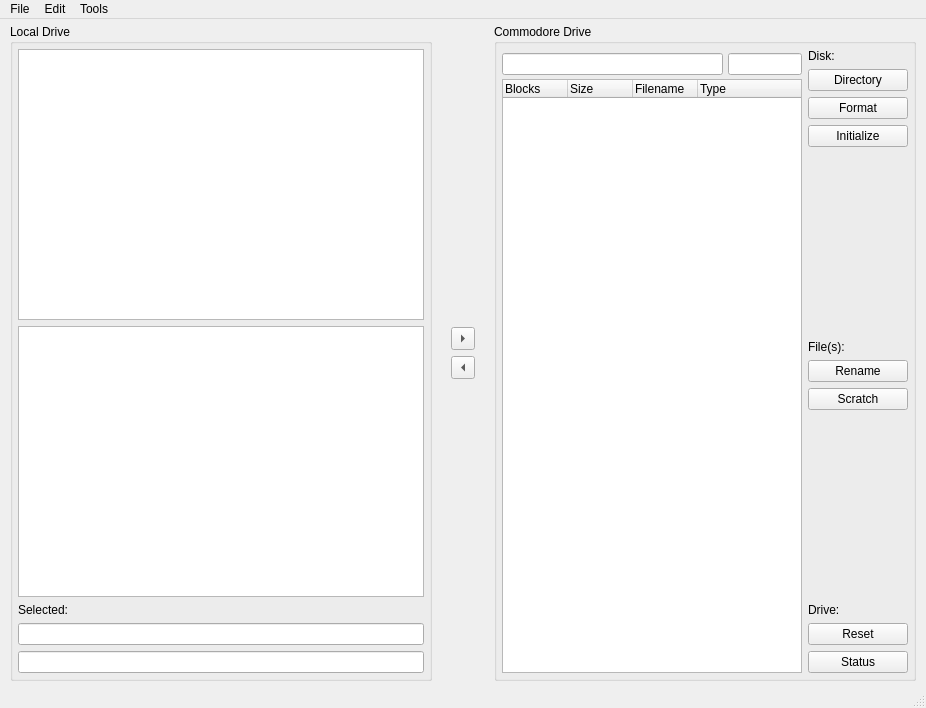
Above: filewindow.ui from mveinot/QtCBM before the change. Below: the same form after it.
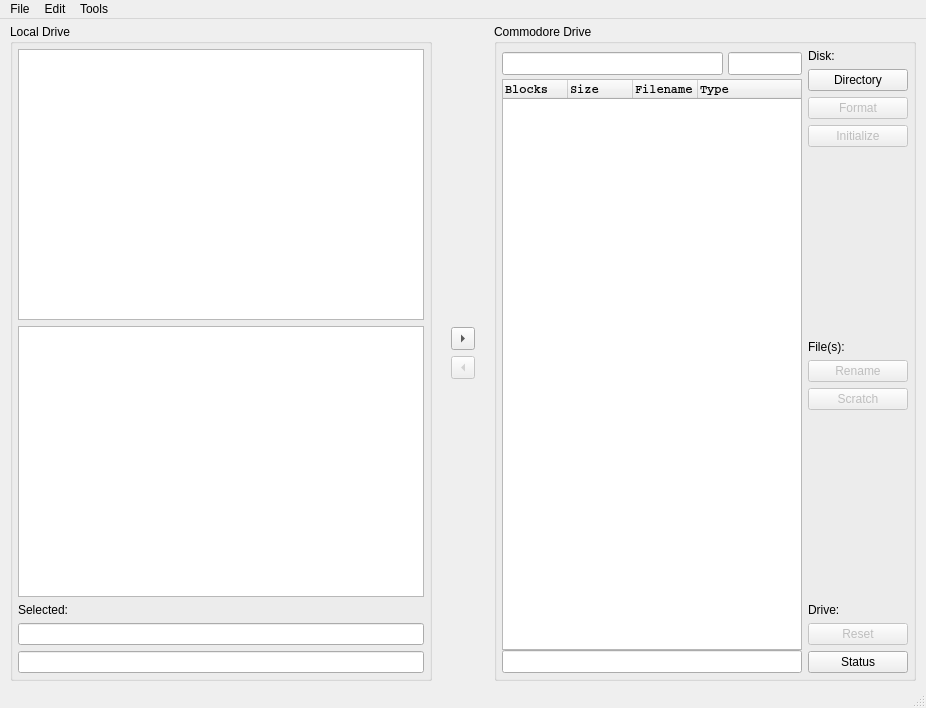
That is the form after the change. Icons and pictures are not drawn.

Commit message: Parse directory listing and file copying

```diff
--- a/filewindow.ui
+++ b/filewindow.ui
@@ -254,6 +254,9 @@
            </item>
            <item row="2" column="0">
             <widget class="QToolButton" name="copyFromCBM">
+             <property name="enabled">
+              <bool>false</bool>
+             </property>
              <property name="text">
               <string>&lt;-</string>
              </property>
@@ -384,6 +387,17 @@
                          <height>0</height>
                         </size>
                        </property>
+                       <property name="font">
+                        <font>
+                         <family>Courier</family>
+                         <weight>75</weight>
+                         <bold>true</bold>
+                         <kerning>false</kerning>
+                        </font>
+                       </property>
+                       <property name="readOnly">
+                        <bool>true</bool>
+                       </property>
                       </widget>
                      </item>
                      <item row="0" column="0">
@@ -394,6 +408,17 @@
                          <verstretch>0</verstretch>
                         </sizepolicy>
                        </property>
+                       <property name="font">
+                        <font>
+                         <family>Courier</family>
+                         <weight>75</weight>
+                         <bold>true</bold>
+                         <kerning>false</kerning>
+                        </font>
+                       </property>
+                       <property name="readOnly">
+                        <bool>true</bool>
+                       </property>
                       </widget>
                      </item>
                     </layout>
@@ -403,6 +428,14 @@
                 </item>
                 <item>
                  <widget class="QTreeWidget" name="cbmFiles">
+                  <property name="font">
+                   <font>
+                    <family>Courier</family>
+                    <weight>75</weight>
+                    <bold>true</bold>
+                    <kerning>false</kerning>
+                   </font>
+                  </property>
                   <property name="rootIsDecorated">
                    <bool>false</bool>
                   </property>
@@ -446,6 +479,21 @@
                   </column>
                  </widget>
                 </item>
+                <item>
+                 <widget class="QLineEdit" name="freeSpace">
+                  <property name="font">
+                   <font>
+                    <family>Courier</family>
+                    <weight>75</weight>
+                    <bold>true</bold>
+                    <kerning>false</kerning>
+                   </font>
+                  </property>
+                  <property name="readOnly">
+                   <bool>true</bool>
+                  </property>
+                 </widget>
+                </item>
                </layout>
               </item>
              </layout>
@@ -505,6 +553,9 @@
                 </item>
                 <item>
                  <widget class="QPushButton" name="CBMFormat">
+                  <property name="enabled">
+                   <bool>false</bool>
+                  </property>
                   <property name="text">
                    <string>Format</string>
                   </property>
@@ -512,6 +563,9 @@
                 </item>
                 <item>
                  <widget class="QPushButton" name="CBMInitialize">
+                  <property name="enabled">
+                   <bool>false</bool>
+                  </property>
                   <property name="text">
                    <string>Initialize</string>
                   </property>
@@ -539,6 +593,9 @@
                 </item>
                 <item>
                  <widget class="QPushButton" name="CBMRename">
+                  <property name="enabled">
+                   <bool>false</bool>
+                  </property>
                   <property name="text">
                    <string>Rename</string>
                   </property>
@@ -546,6 +603,9 @@
                 </item>
                 <item>
                  <widget class="QPushButton" name="CBMScratch">
+                  <property name="enabled">
+                   <bool>false</bool>
+                  </property>
                   <property name="text">
                    <string>Scratch</string>
                   </property>
@@ -573,6 +633,9 @@
                 </item>
                 <item>
                  <widget class="QPushButton" name="CBMReset">
+                  <property name="enabled">
+                   <bool>false</bool>
+                  </property>
                   <property name="text">
                    <string>Reset</string>
                   </property>
```
Left out of the diff: 13 changed lines with no effect on the pictures. The commit also changes 2 other files.
